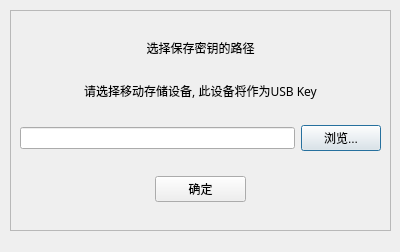
First picture: the form in UI/save_key.ui, repository NemoYuan2008/File-Vault, before the edit.
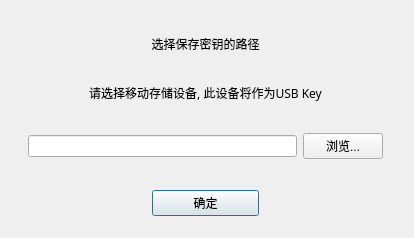
Second picture: the form after the edit.

What changed in the file:
```diff
--- a/UI/save_key.ui
+++ b/UI/save_key.ui
@@ -6,34 +6,34 @@
    <rect>
     <x>0</x>
     <y>0</y>
-    <width>400</width>
-    <height>252</height>
+    <width>414</width>
+    <height>238</height>
    </rect>
   </property>
+  <property name="minimumSize">
+   <size>
+    <width>414</width>
+    <height>238</height>
+   </size>
+  </property>
+  <property name="maximumSize">
+   <size>
+    <width>414</width>
+    <height>238</height>
+   </size>
+  </property>
   <property name="windowTitle">
    <string>保存密钥</string>
   </property>
-  <widget class="QFrame" name="frame">
+  <widget class="QWidget" name="layoutWidget">
    <property name="geometry">
     <rect>
-     <x>10</x>
+     <x>-10</x>
      <y>10</y>
-     <width>381</width>
-     <height>221</height>
+     <width>431</width>
+     <height>231</height>
     </rect>
    </property>
-   <property name="sizePolicy">
-    <sizepolicy hsizetype="Expanding" vsizetype="Expanding">
-     <horstretch>0</horstretch>
-     <verstretch>0</verstretch>
-    </sizepolicy>
-   </property>
-   <property name="frameShape">
-    <enum>QFrame::StyledPanel</enum>
-   </property>
-   <property name="frameShadow">
-    <enum>QFrame::Raised</enum>
-   </property>
    <layout class="QVBoxLayout" name="verticalLayout">
     <item>
      <widget class="QLabel" name="label">
@@ -81,7 +81,20 @@
      </widget>
     </item>
     <item>
-     <layout class="QHBoxLayout" name="horizontalLayout">
+     <layout class="QHBoxLayout" name="horizontalLayout" stretch="1,7,1,1">
+      <item>
+       <spacer name="horizontalSpacer_3">
+        <property name="orientation">
+         <enum>Qt::Horizontal</enum>
+        </property>
+        <property name="sizeHint" stdset="0">
+         <size>
+          <width>40</width>
+          <height>20</height>
+         </size>
+        </property>
+       </spacer>
+      </item>
       <item>
        <widget class="QLineEdit" name="le_path"/>
       </item>
@@ -92,6 +105,19 @@
         </property>
        </widget>
       </item>
+      <item>
+       <spacer name="horizontalSpacer_4">
+        <property name="orientation">
+         <enum>Qt::Horizontal</enum>
+        </property>
+        <property name="sizeHint" stdset="0">
+         <size>
+          <width>40</width>
+          <height>20</height>
+         </size>
+        </property>
+       </spacer>
+      </item>
      </layout>
     </item>
     <item>
@@ -120,6 +146,9 @@
         <property name="text">
          <string>确定</string>
         </property>
+        <property name="default">
+         <bool>true</bool>
+        </property>
        </widget>
       </item>
       <item>
```
